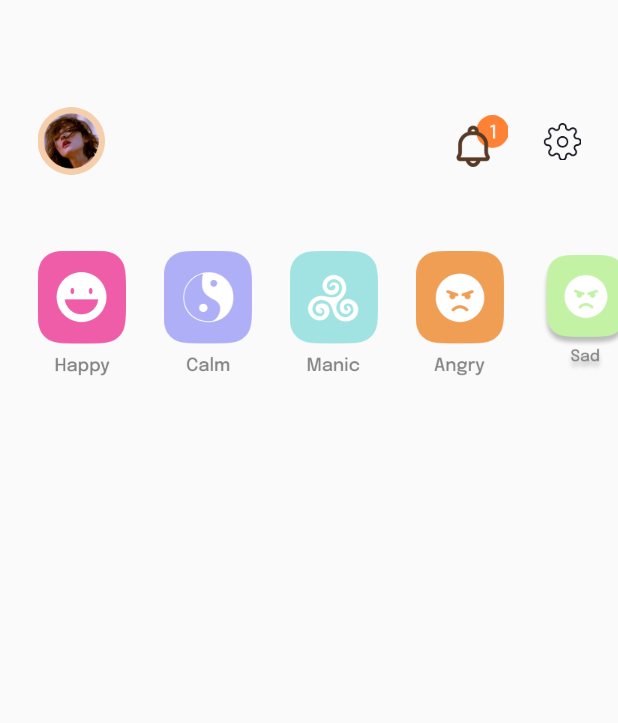
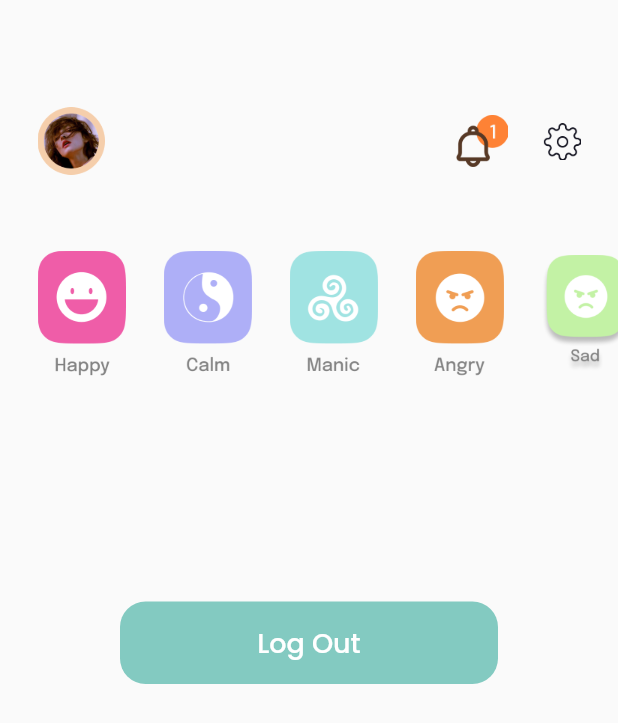
Before and after one commit to ibrahimmm999/Milestone02_K14, a Flutter app: the HomePage screen opened directly, on a phone screen of 412 x 824 dp. Shown: the top 723 px of the screen. Run offline on Flutter 3.47's test engine with Material 2 defaults, Android fonts, the phone set to English and light mode, and no system bars; our stand-ins replace bloc, cloud_firestore, equatable, firebase_auth, firebase_core, flutter_bloc and 2 more; accounts and stored records are empty.

Commit message:
menambah logout button sementara

```diff
--- a/src/lib/cubit/content_cubit.dart
+++ b/src/lib/cubit/content_cubit.dart
@@ -1,5 +1,5 @@
 import 'package:milestone/models/content_model.dart';
-import 'package:milestone/services/destination_service.dart';
+import 'package:milestone/services/content_service.dart';
 import 'package:bloc/bloc.dart';
 import 'package:equatable/equatable.dart';
 part 'content_state.dart';
--- a/src/lib/ui/home_page.dart
+++ b/src/lib/ui/home_page.dart
@@ -8,6 +8,7 @@ import 'package:milestone/widgets/mood_card.dart';
 import 'package:bloc/bloc.dart';
 
 import '../models/content_model.dart';
+import '../widgets/log_out_button.dart';
 
 class HomePage extends StatelessWidget {
   const HomePage({Key? key}) : super(key: key);
@@ -116,7 +117,7 @@ class HomePage extends StatelessWidget {
 
     return Scaffold(
       body: ListView(
-        children: [header(), title(), moodList()],
+        children: [header(), title(), moodList(), LogOutButton()],
       ),
     );
   }
--- /dev/null
+++ b/src/lib/widgets/log_out_button.dart
@@ -0,0 +1,48 @@
+import 'package:flutter/material.dart';
+import 'package:flutter_bloc/flutter_bloc.dart';
+
+import '../cubit/auth_cubit.dart';
+import '../shared/theme.dart';
+import 'custom_button.dart';
+
+class LogOutButton extends StatelessWidget {
+  const LogOutButton({Key? key}) : super(key: key);
+
+  @override
+  Widget build(BuildContext context) {
+    return BlocConsumer<AuthCubit, AuthState>(
+      listener: (context, state) {
+        if (state is AuthFailed) {
+          ScaffoldMessenger.of(context).showSnackBar(SnackBar(
+            content: Text(state.error),
+            backgroundColor: kRedColor,
+          ));
+        } else if (state is AuthInitial) {
+          Navigator.pushNamedAndRemoveUntil(
+              context, '/sign-in', (route) => false);
+        }
+        // TODO: implement listener
+      },
+      builder: (context, state) {
+        if (state is AuthLoading) {
+          return Center(
+            child: CircularProgressIndicator(),
+          );
+        }
+        return Center(
+          child: Container(
+            margin: EdgeInsets.only(top: 150, left: 80, right: 80),
+            child: CustomButton(
+                buttonColor: kGreenColor,
+                heightButton: 55,
+                widthButton: double.infinity,
+                buttonText: 'Log Out',
+                onPressed: () {
+                  context.read<AuthCubit>().signOut();
+                }),
+          ),
+        );
+      },
+    );
+  }
+}
```
Also changed, not shown: src/lib/services/content_service.dart (renamed from src/lib/services/destination_service.dart).
